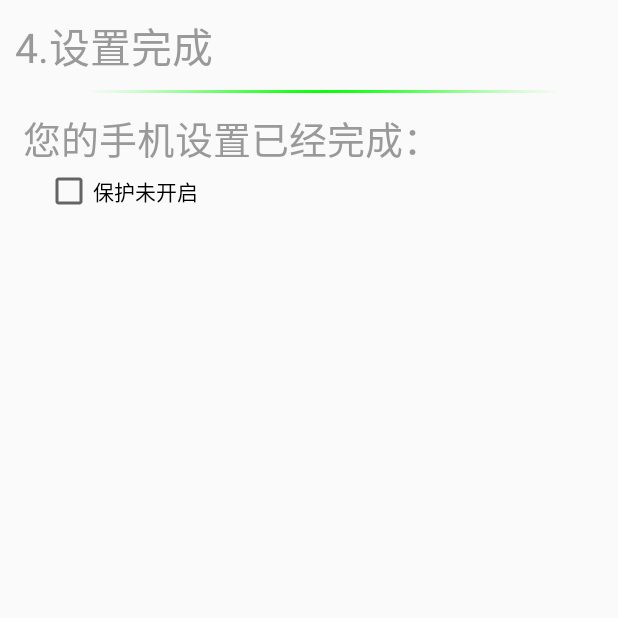
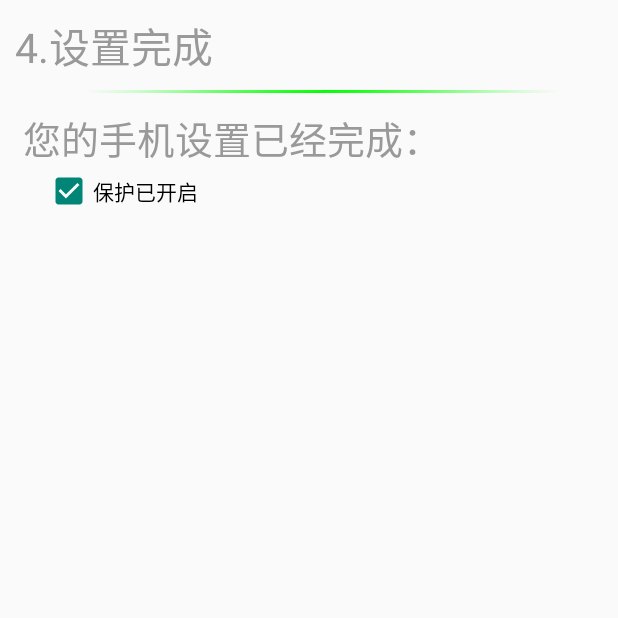
Before and after one commit to hedan806/MobileSafe, an Android app: the LostSetup4Activity screen opened directly, with no data from a screen before it, on a phone screen of 412 x 824 dp, the top half of it. Run offline under Robolectric (Android 15) with nearby library versions, the phone set to English and light mode, and no system bars; network calls fail.

Commit message:
Work to Home

```diff
--- a/app/src/main/java/com/hedan/mobilesafe/ui/LostSetup4Activity.java
+++ b/app/src/main/java/com/hedan/mobilesafe/ui/LostSetup4Activity.java
@@ -1,9 +1,13 @@
 package com.hedan.mobilesafe.ui;
 
 import android.app.Activity;
+import android.content.Context;
 import android.content.Intent;
+import android.content.SharedPreferences;
 import android.os.Bundle;
 import android.view.MotionEvent;
+import android.widget.CheckBox;
+import android.widget.CompoundButton;
 import android.widget.Toast;
 
 import com.hedan.mobilesafe.R;
@@ -17,11 +21,39 @@ public class LostSetup4Activity extends Activity{
     private float y1 = 0;
     private float y2 = 0;
 
+    private static final String TAG = "LostSetup4Activity";
+
+    private CheckBox cb_open;
+    private SharedPreferences sp;
 
     @Override
     protected void onCreate(Bundle savedInstanceState) {
         super.onCreate(savedInstanceState);
         setContentView(R.layout.lost_setup_4);
+
+        cb_open = (CheckBox) this.findViewById(R.id.cb_lost_setup_4_opensafe);
+        sp = this.getSharedPreferences("config", Context.MODE_APPEND);
+
+        boolean is_open = sp.getBoolean("open_lost",false);
+        if(is_open){
+            cb_open.setText("保护未开启");
+            cb_open.setChecked(false);
+        }else{
+            cb_open.setText("保护已开启");
+            cb_open.setChecked(true);
+        }
+
+        cb_open.setOnCheckedChangeListener(new CompoundButton.OnCheckedChangeListener() {
+            @Override
+            public void onCheckedChanged(CompoundButton buttonView, boolean isChecked) {
+                if(isChecked){
+
+                }else{
+
+                }
+            }
+        });
+
     }
 
     @Override
```
